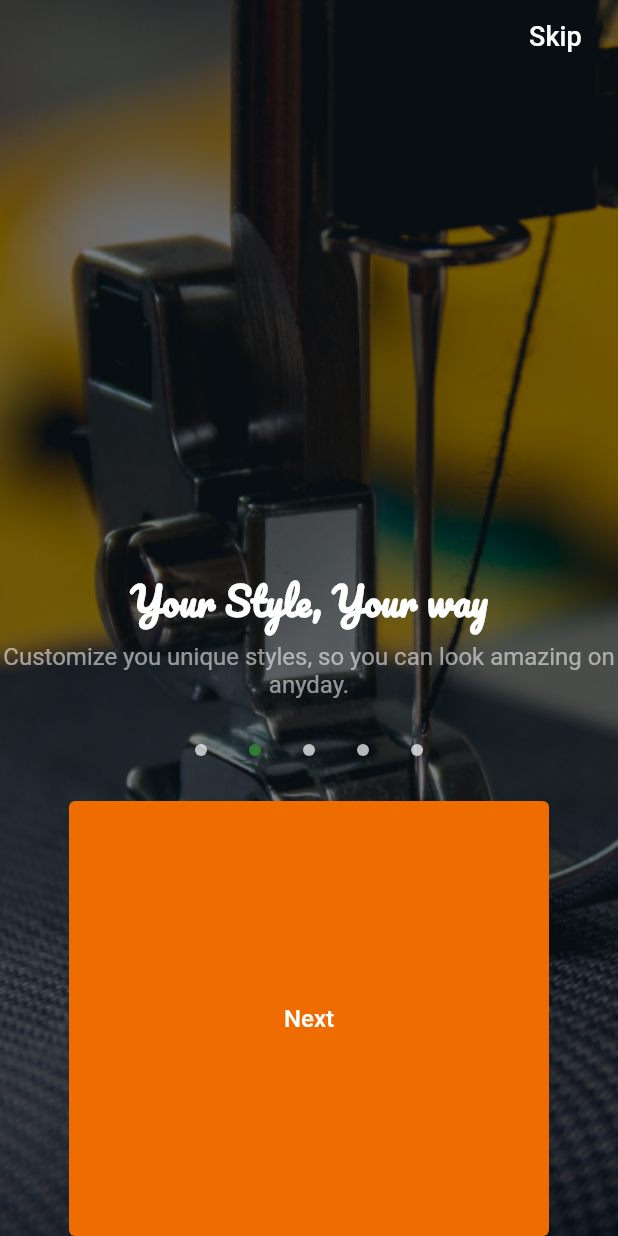
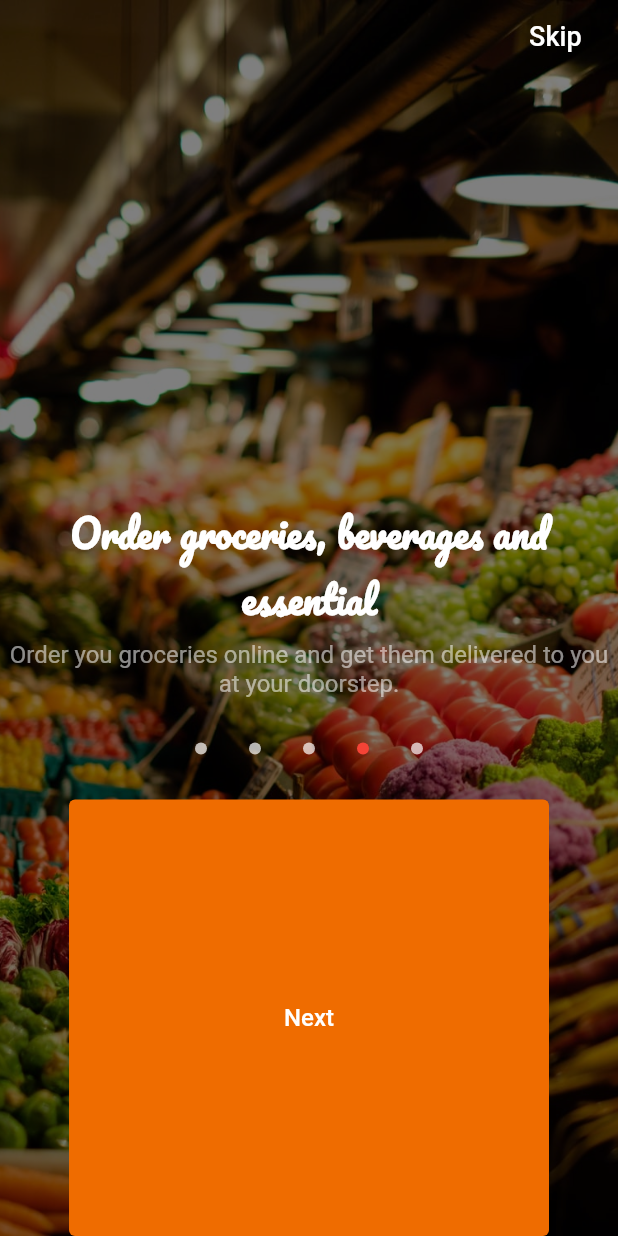
Before and after one commit to Cankarnama/Emrys-Login-Screens, a Flutter app: the LoginScreen_5 screen opened directly, on a phone screen of 412 x 824 dp. Run offline on Flutter 3.47's test engine with Material 2 defaults, Android fonts, the phone set to English and light mode, and no system bars.

Commit message:
Successfully linked screens together

```diff
--- a/proji_1/lib/LoginScreen_5.dart
+++ b/proji_1/lib/LoginScreen_5.dart
@@ -1,4 +1,5 @@
 import 'package:flutter/material.dart';
+import 'LoginScreen_2.dart';
 
 
 class LoginScreen_5 extends StatelessWidget {
@@ -28,8 +29,8 @@ class LoginScreen_5 extends StatelessWidget {
             */
             image: DecorationImage(
 
-              image: AssetImage('images/sew.png'),
-              fit: BoxFit.fitWidth,
+              image: AssetImage('images/vegg.jpg'),
+              fit: BoxFit.cover,
               colorFilter:
               ColorFilter.mode(
                   Colors.black.withOpacity(0.5),
@@ -70,9 +71,11 @@ class LoginScreen_5 extends StatelessWidget {
                     ]),
 
                 Container(
-                  margin: EdgeInsets.only(top:330.0,bottom:6.0 ),
-                  child: const Text('Your Style, Your way',
+                  margin: EdgeInsets.only(top:285,bottom:6.0 ),
+                  child: const Text('Order groceries, beverages and essential',
+                    textAlign: TextAlign.center,
                     style: TextStyle(
+
                       color: Colors.white,
                       fontWeight: FontWeight.bold,
                       fontSize: 25.00,
@@ -82,7 +85,8 @@ class LoginScreen_5 extends StatelessWidget {
 
                   ),
                 ),
-                const Text('Customize you unique styles, so you can look amazing on anyday.',
+                const Text('Order you groceries online '
+                    'and get them delivered to you at your doorstep.',
                   textAlign: TextAlign.center,
                   style: TextStyle(
                     color: Colors.white54,
@@ -113,7 +117,7 @@ class LoginScreen_5 extends StatelessWidget {
                             height: 8,
                             width: 8,
                             decoration: new BoxDecoration(
-                              color: Colors.green[800],
+                              color: Colors.white70,
                               shape: BoxShape.circle,
 
 
@@ -133,7 +137,7 @@ class LoginScreen_5 extends StatelessWidget {
                             height: 8,
                             width: 8,
                             decoration: new BoxDecoration(
-                              color: Colors.white70,
+                              color:Colors.red,
                               shape: BoxShape.circle,
 
 
@@ -176,7 +180,8 @@ class LoginScreen_5 extends StatelessWidget {
 
                       ),
                       //  minWidth:
-                      onPressed: (){},
+                      onPressed: (
+                          ){Navigator.push(context, MaterialPageRoute(builder: (context)=> LoginScreen_2()));},
 
                     ),
 
```
Also changed, not shown: proji_1/lib/LoginScreen_3.dart (+7 -5 lines), proji_1/lib/LoginScreen_4.dart (+9 -7 lines), proji_1/images/vegg.jpg (added).
